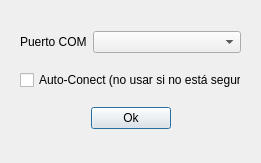
Qt form openport.ui (arukagiri/interfazLAC) before a commit.
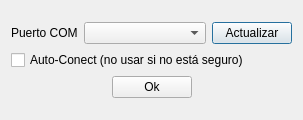
The same form after that commit.

The edit to the form file:
```diff
--- a/openport.ui
+++ b/openport.ui
@@ -6,22 +6,15 @@
    <rect>
     <x>0</x>
     <y>0</y>
-    <width>261</width>
-    <height>163</height>
+    <width>303</width>
+    <height>120</height>
    </rect>
   </property>
   <property name="windowTitle">
    <string>Dialog</string>
   </property>
-  <widget class="QWidget" name="">
-   <property name="geometry">
-    <rect>
-     <x>20</x>
-     <y>20</y>
-     <width>221</width>
-     <height>121</height>
-    </rect>
-   </property>
+  <layout class="QVBoxLayout" name="verticalLayout_2">
+   <item>
    <layout class="QVBoxLayout" name="verticalLayout">
     <item>
      <layout class="QHBoxLayout" name="horizontalLayout">
@@ -42,6 +35,13 @@
         </property>
        </widget>
       </item>
+       <item>
+        <widget class="QPushButton" name="update_pushButton">
+         <property name="text">
+          <string>Actualizar</string>
+         </property>
+        </widget>
+       </item>
      </layout>
     </item>
     <item>
@@ -89,7 +89,8 @@
      </layout>
     </item>
    </layout>
-  </widget>
+   </item>
+  </layout>
  </widget>
  <resources/>
  <connections/>
```
Lines whose indentation alone changed are shown as unchanged.
